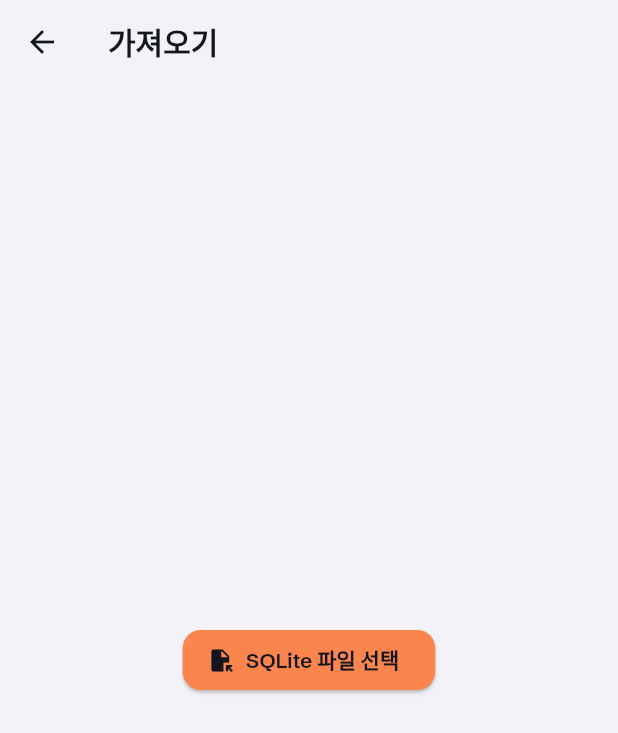
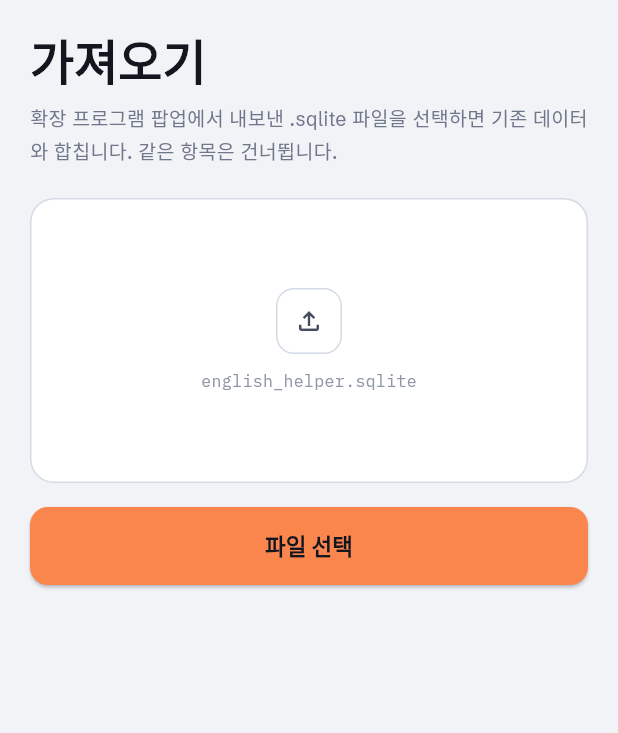
Before and after one commit to channuu/LanguageHelper, a Flutter app: the ImportScreen screen opened directly, on a phone screen of 412 x 824 dp. Shown: the top 733 px of the screen. Run offline on Flutter 3.47's test engine with Material 3 defaults, Android fonts, the phone set to English and light mode, and no system bars; our stand-ins replace file_picker, shared_preferences, sqflite, youtube_player_flutter; accounts and stored records are empty.

Commit message:
feat: redesign Import screen per mockup §1f (drop zone, LAST IMPORT card)

```diff
--- a/mobile/lib/features/import/import_screen.dart
+++ b/mobile/lib/features/import/import_screen.dart
@@ -2,10 +2,32 @@ import 'package:file_picker/file_picker.dart';
 import 'package:flutter/material.dart';
 import 'package:provider/provider.dart';
 
+import '../../data/models/last_import_summary.dart';
 import '../../data/repository.dart';
+import '../../theme/app_theme.dart';
 
-class ImportScreen extends StatelessWidget {
+class ImportScreen extends StatefulWidget {
   const ImportScreen({super.key});
+
+  @override
+  State<ImportScreen> createState() => _ImportScreenState();
+}
+
+class _ImportScreenState extends State<ImportScreen> {
+  LastImportSummary? _lastImport;
+
+  @override
+  void initState() {
+    super.initState();
+    _loadLastImport();
+  }
+
+  Future<void> _loadLastImport() async {
+    final repo = context.read<LearningRepository>();
+    final summary = await repo.getLastImportSummary();
+    if (!mounted) return;
+    setState(() => _lastImport = summary);
+  }
 
   Future<void> _pickAndImport(BuildContext context) async {
     final result = await FilePicker.pickFiles(
@@ -27,6 +49,7 @@ class ImportScreen extends StatelessWidget {
           ),
         ),
       );
+      await _loadLastImport();
     } on InvalidBackupFileException catch (e) {
       if (!context.mounted) return;
       showDialog<void>(
@@ -45,15 +68,127 @@ class ImportScreen extends StatelessWidget {
     }
   }
 
+  static String _dateTimeLabel(DateTime dt) {
+    final period = dt.hour < 12 ? '오전' : '오후';
+    final hour12 = dt.hour % 12 == 0 ? 12 : dt.hour % 12;
+    return '${dt.month}월 ${dt.day}일 $period $hour12:${dt.minute.toString().padLeft(2, '0')}';
+  }
+
   @override
   Widget build(BuildContext context) {
+    final lastImport = _lastImport;
+
     return Scaffold(
-      appBar: AppBar(title: const Text('가져오기')),
-      body: Center(
-        child: ElevatedButton.icon(
-          icon: const Icon(Icons.file_open),
-          label: const Text('SQLite 파일 선택'),
-          onPressed: () => _pickAndImport(context),
+      body: SafeArea(
+        child: SingleChildScrollView(
+          padding: const EdgeInsets.all(20),
+          child: Column(
+            crossAxisAlignment: CrossAxisAlignment.start,
+            children: [
+              Text('가져오기', style: Theme.of(context).textTheme.headlineLarge),
+              const SizedBox(height: 8),
+              const Text(
+                '확장 프로그램 팝업에서 내보낸 .sqlite 파일을 선택하면 기존 데이터와 합칩니다. 같은 항목은 건너뜁니다.',
+                style: TextStyle(fontSize: 13, height: 1.65, color: AppColors.inkTertiary),
+              ),
+              const SizedBox(height: 20),
+              GestureDetector(
+                onTap: () => _pickAndImport(context),
+                child: Container(
+                  height: 190,
+                  decoration: BoxDecoration(
+                    border: Border.all(color: const Color(0xFFD4DAE5)),
+                    borderRadius: BorderRadius.circular(16),
+                    color: AppColors.surface,
+                  ),
+                  alignment: Alignment.center,
+                  child: Column(
+                    mainAxisSize: MainAxisSize.min,
+                    children: [
+                      Container(
+                        width: 44,
+                        height: 44,
+                        decoration: BoxDecoration(
+                          borderRadius: BorderRadius.circular(12),
+                          border: Border.all(color: const Color(0xFFD4DAE5)),
+                          color: AppColors.surface,
+                        ),
+                        alignment: Alignment.center,
+                        child: const Icon(Icons.file_upload_outlined, size: 20, color: AppColors.inkSecondary),
+                      ),
+                      const SizedBox(height: 10),
+                      const Text(
+                        'english_helper.sqlite',
+                        style: TextStyle(fontFamily: AppFonts.mono, fontSize: 11, color: AppColors.inkQuaternary),
+                      ),
+                    ],
+                  ),
+                ),
+              ),
+              const SizedBox(height: 16),
+              SizedBox(
+                width: double.infinity,
+                height: 52,
+                child: ElevatedButton(
+                  onPressed: () => _pickAndImport(context),
+                  style: ElevatedButton.styleFrom(
+                    backgroundColor: AppColors.accent,
+                    foregroundColor: AppColors.ink,
+                    shape: RoundedRectangleBorder(borderRadius: BorderRadius.circular(12)),
+                  ),
+                  child: const Text(
+                    '파일 선택',
+                    style: TextStyle(fontFamily: AppFonts.display, fontWeight: FontWeight.w600, fontSize: 15),
+                  ),
+                ),
+              ),
+              if (lastImport != null) ...[
+                const SizedBox(height: 14),
+                Container(
+                  padding: const EdgeInsets.all(16),
+                  decoration: BoxDecoration(
+                    color: AppColors.surface,
+                    border: Border.all(color: AppColors.border),
+                    borderRadius: BorderRadius.circular(14),
+                  ),
+                  child: Column(
+                    crossAxisAlignment: CrossAxisAlignment.start,
+                    children: [
+                      const Text(
+                        'LAST IMPORT',
+                        style: TextStyle(
+                          fontFamily: AppFonts.mono,
+                          fontSize: 10.5,
+                          fontWeight: FontWeight.w600,
+                          letterSpacing: 0.1,
+                          color: AppColors.inkQuaternary,
+                        ),
+                      ),
+                      const SizedBox(height: 10),
+                      Row(
+                        mainAxisAlignment: MainAxisAlignment.spaceBetween,
+                        crossAxisAlignment: CrossAxisAlignment.baseline,
+                        textBaseline: TextBaseline.alphabetic,
+                        children: [
+                          Text(_dateTimeLabel(lastImport.importedAt), style: const TextStyle(fontSize: 13.5)),
+                          Text(
+                            '+${lastImport.newWords + lastImport.newSentences}개',
+                            style: const TextStyle(fontFamily: AppFonts.mono, fontSize: 12, color: AppColors.accentInk),
+                          ),
+                        ],
+                      ),
+                      const SizedBox(height: 6),
+                      Text(
+                        '단어 ${lastImport.newWords} · 문장 ${lastImport.newSentences} 추가, '
+                        '중복 ${lastImport.skippedWords + lastImport.skippedSentences}건 건너뜀',
+                        style: const TextStyle(fontSize: 11.5, color: AppColors.inkQuaternary),
+                      ),
+                    ],
+                  ),
+                ),
+              ],
+            ],
+          ),
         ),
       ),
     );
```
Also changed, not shown: 2 other files.
